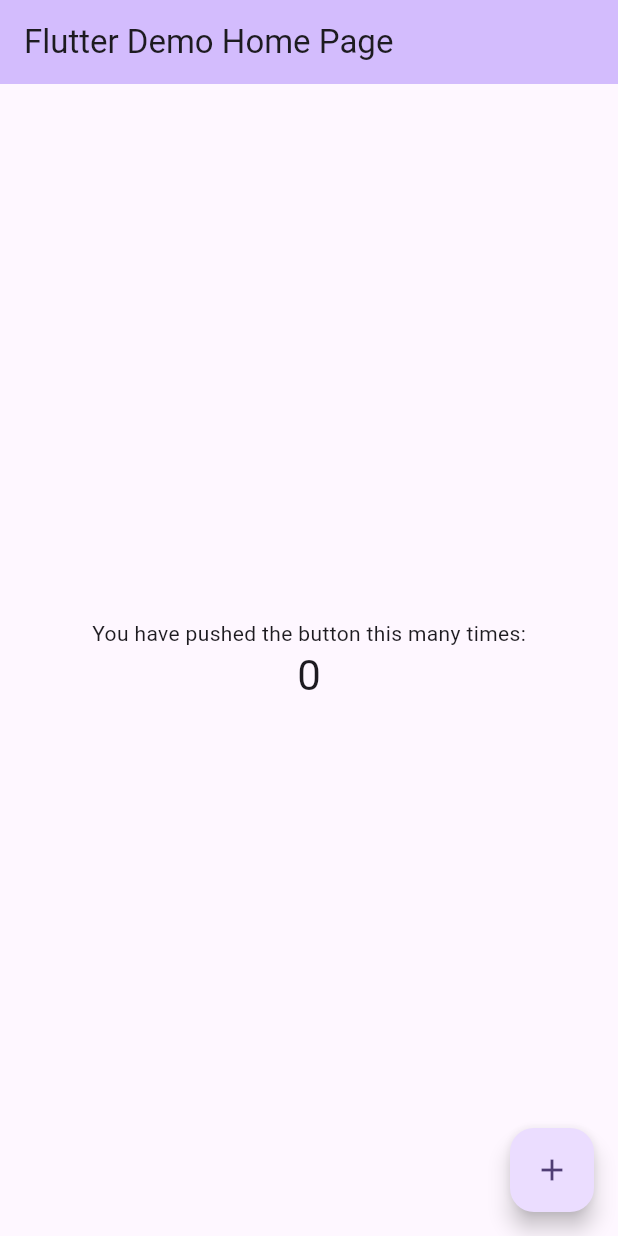
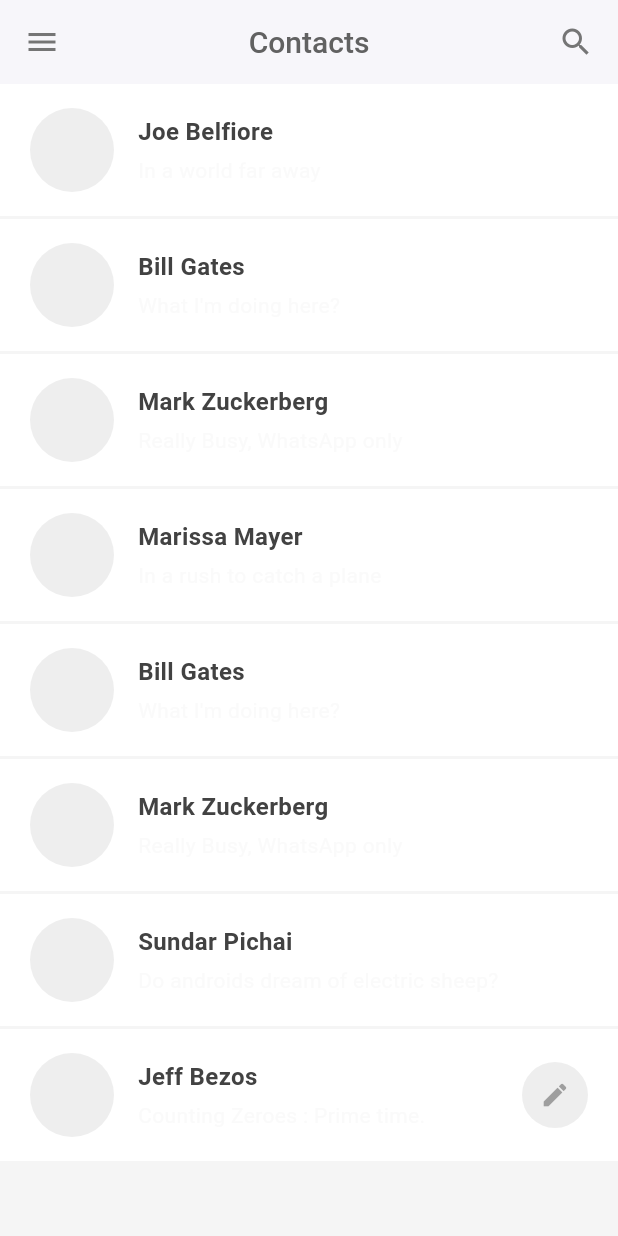
Before and after one commit to ogash3103/contacts, a Flutter app: the screen it shows after launch, on a phone screen of 412 x 824 dp. Run offline on Flutter 3.47's test engine with Material 3 defaults, Android fonts, the phone set to English and light mode, and no system bars.

Commit message:
done task

```diff
--- a/lib/main.dart
+++ b/lib/main.dart
@@ -1,121 +1,132 @@
 import 'package:flutter/material.dart';
 
-void main() {
-  runApp(const MyApp());
+class Contact {
+  final String name;
+  final String status;
+  final bool isSelected;
+
+  Contact({required this.name, required this.status, this.isSelected = false});
 }
 
-class MyApp extends StatelessWidget {
-  const MyApp({super.key});
-
-  // This widget is the root of your application.
-  @override
-  Widget build(BuildContext context) {
-    return MaterialApp(
-      title: 'Flutter Demo',
-      theme: ThemeData(
-        // This is the theme of your application.
-        //
-        // TRY THIS: Try running your application with "flutter run". You'll see
-        // the application has a purple toolbar. Then, without quitting the app,
-        // try changing the seedColor in the colorScheme below to Colors.green
-        // and then invoke "hot reload" (save your changes or press the "hot
-        // reload" button in a Flutter-supported IDE, or press "r" if you used
-        // the command line to start the app).
-        //
-        // Notice that the counter didn't reset back to zero; the application
-        // state is not lost during the reload. To reset the state, use hot
-        // restart instead.
-        //
-        // This works for code too, not just values: Most code changes can be
-        // tested with just a hot reload.
-        colorScheme: .fromSeed(seedColor: Colors.deepPurple),
-      ),
-      home: const MyHomePage(title: 'Flutter Demo Home Page'),
-    );
-  }
+void main() {
+  runApp(MaterialApp(debugShowCheckedModeBanner: false, home: ContactsPage()));
 }
 
-class MyHomePage extends StatefulWidget {
-  const MyHomePage({super.key, required this.title});
-
-  // This widget is the home page of your application. It is stateful, meaning
-  // that it has a State object (defined below) that contains fields that affect
-  // how it looks.
-
-  // This class is the configuration for the state. It holds the values (in this
-  // case the title) provided by the parent (in this case the App widget) and
-  // used by the build method of the State. Fields in a Widget subclass are
-  // always marked "final".
-
-  final String title;
-
+class ContactsPage extends StatefulWidget {
   @override
-  State<MyHomePage> createState() => _MyHomePageState();
+  State<ContactsPage> createState() => _ContactsPageState();
 }
 
-class _MyHomePageState extends State<MyHomePage> {
-  int _counter = 0;
-
-  void _incrementCounter() {
-    setState(() {
-      // This call to setState tells the Flutter framework that something has
-      // changed in this State, which causes it to rerun the build method below
-      // so that the display can reflect the updated values. If we changed
-      // _counter without calling setState(), then the build method would not be
-      // called again, and so nothing would appear to happen.
-      _counter++;
-    });
-  }
+class _ContactsPageState extends State<ContactsPage> {
+  List<Contact> contacts = [
+    Contact(name: 'Joe Belfiore', status: 'In a world far away'),
+    Contact(name: 'Bill Gates', status: "What I'm doing here?"),
+    Contact(name: 'Mark Zuckerberg', status: 'Really Busy, WhatsApp only'),
+    Contact(name: 'Marissa Mayer', status: 'In a rush to catch a plane'),
+    Contact(name: 'Bill Gates', status: "What I'm doing here?"),
+    Contact(name: 'Mark Zuckerberg', status: 'Really Busy, WhatsApp only'),
+    Contact(
+      name: 'Sundar Pichai',
+      status: 'Do androids dream of electric sheep?',
+    ),
+    Contact(
+      name: 'Jeff Bezos',
+      status: 'Counting Zeroes : Prime time.',
+      isSelected: true,
+    ),
+  ];
 
   @override
   Widget build(BuildContext context) {
-    // This method is rerun every time setState is called, for instance as done
-    // by the _incrementCounter method above.
-    //
-    // The Flutter framework has been optimized to make rerunning build methods
-    // fast, so that you can just rebuild anything that needs updating rather
-    // than having to individually change instances of widgets.
     return Scaffold(
+      backgroundColor: Colors.grey.shade100,
+
       appBar: AppBar(
-        // TRY THIS: Try changing the color here to a specific color (to
-        // Colors.amber, perhaps?) and trigger a hot reload to see the AppBar
-        // change color while the other colors stay the same.
-        backgroundColor: Theme.of(context).colorScheme.inversePrimary,
-        // Here we take the value from the MyHomePage object that was created by
-        // the App.build method, and use it to set our appbar title.
-        title: Text(widget.title),
+        backgroundColor: Colors.white,
+        elevation: 1,
+        centerTitle: true,
+        leading: Icon(Icons.menu, color: Colors.grey.shade600),
+
+        title: Text(
+          'Contacts',
+          style: TextStyle(
+            color: Colors.grey.shade700,
+            fontSize: 20,
+            fontWeight: FontWeight.w500,
           ),
-      body: Center(
-        // Center is a layout widget. It takes a single child and positions it
-        // in the middle of the parent.
+        ),
+
+        actions: [
+          Padding(
+            padding: EdgeInsets.only(right: 16),
+            child: Icon(Icons.search, color: Colors.grey.shade600),
+          ),
+        ],
+      ),
+
+      body: ListView.builder(
+        itemCount: contacts.length,
+        itemBuilder: (context, index) {
+          return buildContactItem(contacts[index]);
+        },
+      ),
+    );
+  }
+
+  Widget buildContactItem(Contact contact) {
+    return Container(
+      color: Colors.white,
+      margin: EdgeInsets.only(bottom: 2),
+      padding: EdgeInsets.symmetric(horizontal: 20, vertical: 16),
+      child: Row(
+        children: [
+          Container(
+            width: 56,
+            height: 56,
+            decoration: BoxDecoration(
+              color: Colors.grey.shade200,
+              shape: BoxShape.circle,
+            ),
+          ),
+          SizedBox(width: 16),
+
+          Expanded(
             child: Column(
-          // Column is also a layout widget. It takes a list of children and
-          // arranges them vertically. By default, it sizes itself to fit its
-          // children horizontally, and tries to be as tall as its parent.
-          //
-          // Column has various properties to control how it sizes itself and
-          // how it positions its children. Here we use mainAxisAlignment to
-          // center the children vertically; the main axis here is the vertical
-          // axis because Columns are vertical (the cross axis would be
-          // horizontal).
-          //
-          // TRY THIS: Invoke "debug painting" (choose the "Toggle Debug Paint"
-          // action in the IDE, or press "p" in the console), to see the
-          // wireframe for each widget.
-          mainAxisAlignment: .center,
+              crossAxisAlignment: CrossAxisAlignment.start,
               children: [
-            const Text('You have pushed the button this many times:'),
                 Text(
-              '$_counter',
-              style: Theme.of(context).textTheme.headlineMedium,
+                  contact.name,
+                  style: TextStyle(
+                    fontSize: 16,
+                    fontWeight: FontWeight.bold,
+                    color: Colors.grey.shade800,
+                  ),
+                ),
+                SizedBox(height: 4),
+
+                Text(
+                  contact.status,
+                  style: TextStyle(fontSize: 14, color: Colors.grey.shade50),
                 ),
               ],
             ),
           ),
-      floatingActionButton: FloatingActionButton(
-        onPressed: _incrementCounter,
-        tooltip: 'Increment',
-        child: const Icon(Icons.add),
+
+          if(contact.isSelected)
+            Container(
+              width: 44,
+                height: 44,
+              decoration: BoxDecoration(
+                color: Colors.grey.shade200,
+                shape: BoxShape.circle,
+              ),
+              child: Icon(
+                Icons.edit,
+                color: Colors.grey.shade500,
+                size: 20,
+              ),
+            ),
+        ],
       ),
     );
   }
```
Also changed, not shown: img.png (added), 1 other file. Lines whose indentation alone changed are shown as unchanged.
